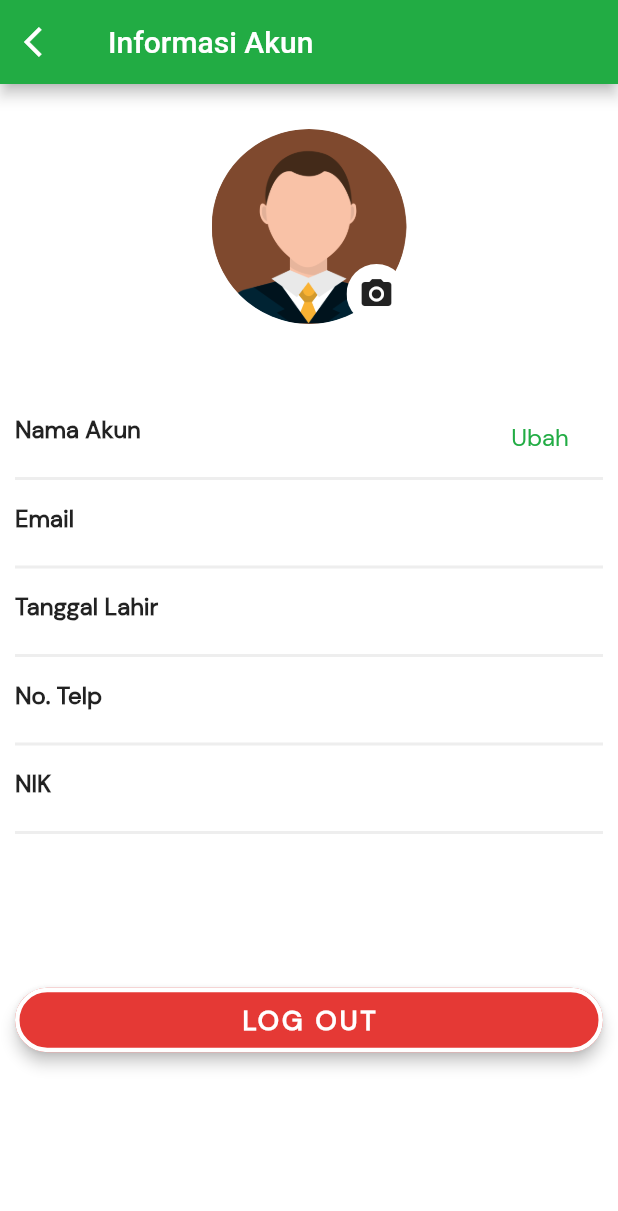
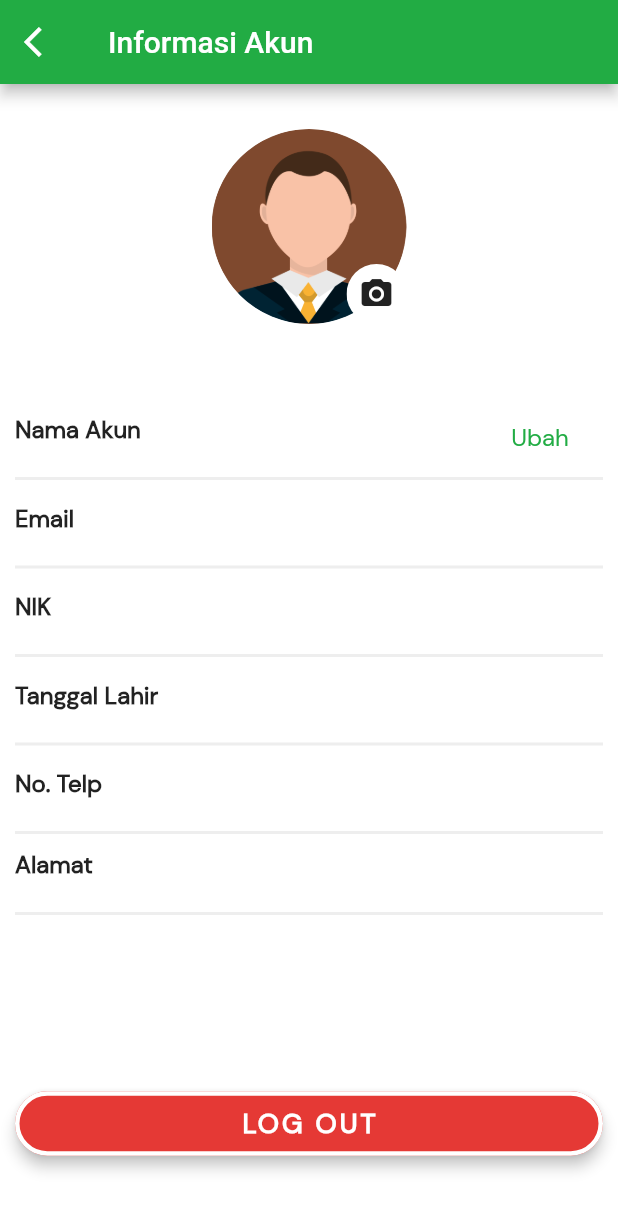
Before and after one commit to MHanafiAbror87/user_rumahsidoarjo, a Flutter app: the Akun screen opened by its route, on a phone screen of 412 x 824 dp. Shown: the top 1211 px of the screen. Run offline on Flutter 3.47's test engine with Material 2 defaults, Android fonts, the phone set to English and light mode, and no system bars; our stand-ins replace email_validator, fluttertoast, get, getwidget, google_fonts, image_picker and 1 more; accounts and stored records are empty.

Commit message:
fix akun

```diff
--- a/rumah_sidoarjo/lib/addregister.dart
+++ b/rumah_sidoarjo/lib/addregister.dart
@@ -129,7 +129,7 @@ class _addRegisterState extends State<addRegister> {
 
   AppBar appBar(BuildContext context) {
     return AppBar(
-      leading: FlatButton(
+      leading: TextButton(
         child: Icon(
           Icons.arrow_back_ios,
           color: White,
--- a/rumah_sidoarjo/lib/akun.dart
+++ b/rumah_sidoarjo/lib/akun.dart
@@ -17,6 +17,8 @@ import 'package:path/path.dart' as pt;
 
 class Akun extends StatefulWidget {
   static String routeName = '/akun';
+
+  const Akun({Key? key}) : super(key: key);
   @override
   _AkunState createState() => _AkunState();
 }
@@ -45,7 +47,7 @@ class _AkunState extends State<Akun> {
 
       return imageTemp;
     } on PlatformException catch (e) {
-      print('failed pick image: ${e.toString()}');
+      // print('failed pick image: ${e.toString()}');
     }
   }
 
@@ -71,7 +73,7 @@ class _AkunState extends State<Akun> {
       profileUrl = profileUrl;
     });
 
-    print('profile: $profileUrl');
+    // print('profile: $profileUrl');
   }
 
   @override
@@ -99,7 +101,7 @@ class _AkunState extends State<Akun> {
             Icons.arrow_back_ios,
             color: White,
           )),
-      title: Text('Informasi Akun'),
+      title: const Text('Informasi Akun'),
       backgroundColor: darkGreen1,
     );
   }
@@ -214,7 +216,7 @@ class _AkunState extends State<Akun> {
                               fit: BoxFit.cover,
                             );
                           } else {
-                            print('image url: $apiurl/assets/img/$profileUrl');
+                            // print('image url: $apiurl/assets/img/$profileUrl');
 
                             if (fotoProfil != null) {
                               return Image.file(fotoProfil!, fit: BoxFit.cover);
@@ -274,14 +276,17 @@ class _AkunState extends State<Akun> {
                 email(),
                 _space(),
                 const SizedBox(height: 15),
+                nik(),
+                _space(),
+                const SizedBox(height: 15),
                 tanggalLahir(),
                 _space(),
                 const SizedBox(height: 15),
                 noTelp(),
                 _space(),
+                alamat(),
+                _space(),
                 const SizedBox(height: 15),
-                nik(),
-                _space(),
               ],
             ),
           ),
@@ -474,6 +479,49 @@ class _AkunState extends State<Akun> {
     );
   }
 
+  Padding alamat() {
+    return Padding(
+      padding: const EdgeInsets.only(top: 10),
+      child: Column(
+        crossAxisAlignment: CrossAxisAlignment.start,
+        children: [
+          const Text(
+            'Alamat',
+            style: TextStyle(
+              fontWeight: FontWeight.bold,
+              fontFamily: "DMSans",
+              fontSize: 16,
+            ),
+          ),
+          FutureBuilder<String>(
+            future: SessionHelper.getAlamat(),
+            builder: (context, snapshot) {
+              String alamat = '-';
+
+              if (snapshot.connectionState == ConnectionState.waiting) {
+                alamat = '-';
+              }
+
+              if (snapshot.hasData) {
+                alamat = snapshot.data!;
+              } else {
+                alamat = '-';
+              }
+              return Text(
+                alamat,
+                style: TextStyle(
+                  fontFamily: "DMSans",
+                  color: lightGrey,
+                  fontSize: 16,
+                ),
+              );
+            },
+          )
+        ],
+      ),
+    );
+  }
+
   Column email() {
     return Column(
       crossAxisAlignment: CrossAxisAlignment.start,
@@ -524,7 +572,7 @@ class _AkunState extends State<Akun> {
   Widget _buildLogoutBtn() {
     return Padding(
       padding: const EdgeInsets.only(top: 50),
-      child: Container(
+      child: SizedBox(
         width: double.infinity,
         child: Padding(
           padding: const EdgeInsets.symmetric(horizontal: 10),
@@ -541,7 +589,7 @@ class _AkunState extends State<Akun> {
                 ),
               );
             },
-            padding: EdgeInsets.all(10.0),
+            padding: const EdgeInsets.all(10.0),
             shape: RoundedRectangleBorder(
               side: BorderSide(width: 3, color: White),
               borderRadius: BorderRadius.circular(30.0),
```
